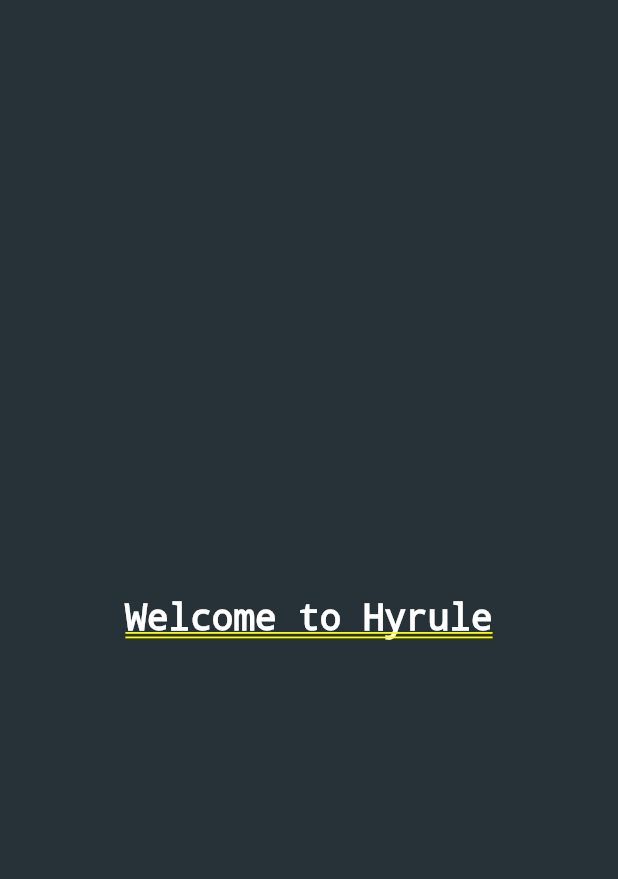
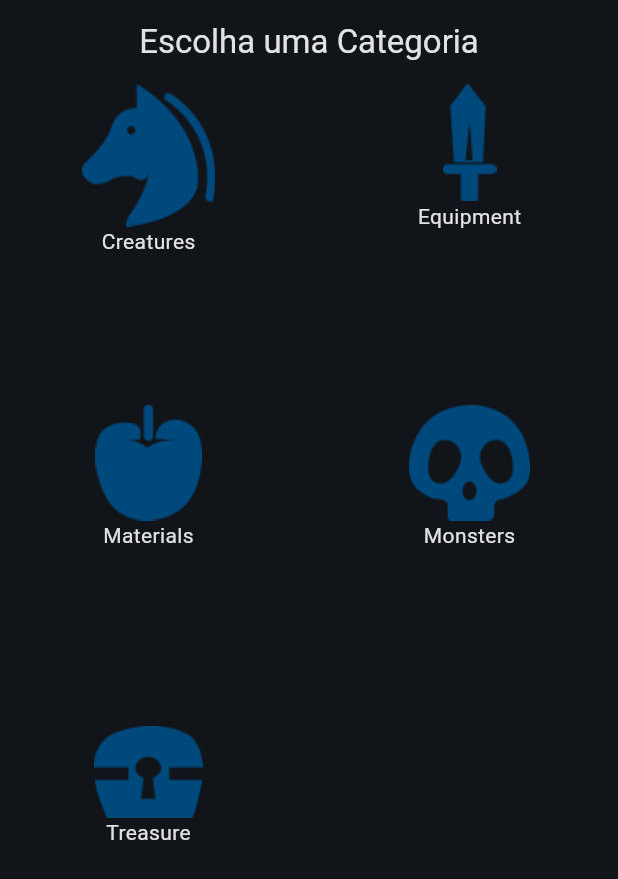
Before and after one commit to TallysWiterF/HyruleApp, a Flutter app: the screen it shows after launch, on a phone screen of 412 x 824 dp. Shown: the top 879 px of the screen. Run offline on Flutter 3.47's test engine with Material 3 defaults, Android fonts, the phone set to English and light mode, and no system bars; our stand-ins replace dio, floor, sqflite; accounts and stored records are empty; generated files the repository leaves out were written again.

Commit message:
Aplicando camada presenter
Criação das telas de categoria, entrada e resultados.
Adicionado summary para descrição da responsabilidade de cada item da arquitetura.

```diff
--- a/lib/controllers/api_controller.dart
+++ b/lib/controllers/api_controller.dart
@@ -2,6 +2,12 @@ import 'package:hyrule/data/api/data_api.dart';
 import 'package:hyrule/domain/business/api_workflow.dart';
 import 'package:hyrule/domain/models/entry.dart';
 
+/// Responsável por implementar o fluxo de obtenção de dados remotos no app.
+///
+/// A classe `ApiController` atua como intermediária entre a lógica de negócio e a camada de acesso à API,
+/// utilizando o `DataApi` para buscar entradas (`Entry`) filtradas por categoria em serviços externos.
+/// Sua utilização garante o desacoplamento da lógica de comunicação com APIs, facilitando manutenção,
+/// testes e evolução da integração com fontes de dados remotas no aplicativo.
 class ApiController implements ApiWorkflow {
   final DataApi dataApi = DataApi();
 
--- a/lib/controllers/dao_controller.dart
+++ b/lib/controllers/dao_controller.dart
@@ -3,6 +3,12 @@ import 'package:hyrule/data/dao/entry_dao.dart';
 import 'package:hyrule/domain/business/dao_workflow.dart';
 import 'package:hyrule/domain/models/entry.dart';
 
+/// Responsável por implementar o fluxo de persistência de dados locais no app.
+///
+/// A classe `DaoController` atua como ponte entre a lógica de negócio e o banco de dados local,
+/// utilizando o DAO para realizar operações de consulta, inserção e remoção de entradas (`Entry`).
+/// Sua utilização garante o desacoplamento da lógica de acesso a dados, facilitando manutenção,
+/// testes e evolução da camada de persistência no aplicativo.
 class DaoController implements DaoWorkflow {
   Future<EntryDao> createDatabase() async {
     final database =
--- a/lib/data/api/data_api.dart
+++ b/lib/data/api/data_api.dart
@@ -2,6 +2,11 @@ import 'package:dio/dio.dart';
 import 'package:hyrule/domain/models/entry.dart';
 import 'package:hyrule/utils/consts/api.dart';
 
+/// Responsável por realizar a comunicação com a API externa para obtenção de dados de entradas (`Entry`).
+///
+/// A classe `DataApi` centraliza as requisições HTTP, permitindo buscar e converter dados remotos
+/// em objetos do domínio do app. Sua utilização facilita a integração com serviços externos,
+/// abstraindo detalhes de rede e promovendo desacoplamento entre a lógica de negócio e a camada de acesso à API.
 class DataApi {
   final Dio dio = Dio();
 
--- a/lib/data/dao/database.dart
+++ b/lib/data/dao/database.dart
@@ -6,6 +6,12 @@ import 'package:sqflite/sqflite.dart' as sqflite;
 
 part 'database.g.dart';
 
+/// Responsável por gerenciar a configuração e o acesso ao banco de dados local do app.
+///
+/// A classe `AppDatabase` define a estrutura do banco de dados SQLite utilizando o Floor,
+/// especificando as entidades e os DAOs disponíveis. Sua utilização centraliza a criação,
+/// abertura e versionamento do banco, permitindo que o app realize operações de persistência
+/// de dados de forma eficiente, segura e desacoplada da lógica de negócio.
 @Database(version: 1, entities: [Entry])
 abstract class AppDatabase extends FloorDatabase {
   EntryDao get entryDao;
--- a/lib/data/dao/entry_dao.dart
+++ b/lib/data/dao/entry_dao.dart
@@ -1,6 +1,12 @@
 import 'package:floor/floor.dart';
 import 'package:hyrule/domain/models/entry.dart';
 
+/// Responsável por definir as operações de acesso ao banco de dados local para a entidade `Entry`.
+///
+/// A classe `EntryDao` utiliza o padrão DAO (Data Access Object) para abstrair e centralizar as
+/// operações de consulta, inserção e remoção de registros de entradas no banco de dados SQLite.
+/// Sua utilização permite que o app manipule dados persistidos de forma eficiente e desacoplada
+/// da lógica de negócio, facilitando manutenção, testes e evolução da camada de persistência.
 @dao
 abstract class EntryDao {
   @Query('SELECT * FROM ENTRY')
--- a/lib/domain/business/api_workflow.dart
+++ b/lib/domain/business/api_workflow.dart
@@ -1,5 +1,10 @@
 import 'package:hyrule/domain/models/entry.dart';
 
+/// Define o contrato para operações de obtenção de dados de entradas (`Entry`) a partir de uma API externa.
+///
+/// A interface `ApiWorkflow` abstrai a lógica de comunicação com serviços externos, permitindo buscar
+/// entradas filtradas por categoria. Sua utilização facilita a integração do app com fontes de dados remotas,
+/// promovendo flexibilidade e desacoplamento entre a lógica de negócio e a camada de acesso à API.
 abstract class ApiWorkflow {
   Future<List<Entry>> getEntriesByCategory({required String category});
 }
--- a/lib/domain/business/dao_workflow.dart
+++ b/lib/domain/business/dao_workflow.dart
@@ -1,5 +1,11 @@
 import 'package:hyrule/domain/models/entry.dart';
 
+/// Define o contrato para operações de acesso e manipulação de dados de entradas (`Entry`) no app.
+///
+/// A interface `DaoWorkflow` abstrai as operações essenciais de persistência, como buscar, salvar
+/// e remover registros de entradas. Sua utilização permite que diferentes implementações de acesso
+/// a dados sejam integradas ao aplicativo sem alterar a lógica de negócio, promovendo flexibilidade,
+/// testabilidade e desacoplamento entre as camadas do sistema.
 abstract class DaoWorkflow {
   Future<List<Entry>> getAllEntries();
 
--- a/lib/main.dart
+++ b/lib/main.dart
@@ -1,4 +1,5 @@
 import 'package:flutter/material.dart';
+import 'package:hyrule/screens/categories.dart';
 
 void main() {
   runApp(const Hyrule());
@@ -12,22 +13,11 @@ class Hyrule extends StatelessWidget {
     return MaterialApp(
       title: 'Hyrule',
       theme: ThemeData(
-        colorScheme: ColorScheme.fromSeed(seedColor: Colors.deepPurple),
+        colorSchemeSeed: Colors.blue,
+        brightness: Brightness.dark,
         useMaterial3: true,
       ),
-      home: Container(
-        color: Colors.blueGrey[900],
-        child: const Center(
-          child: Text(
-            'Welcome to Hyrule',
-            style: TextStyle(
-              color: Colors.white,
-              fontSize: 24,
-              fontWeight: FontWeight.bold,
-            ),
-          ),
-        ),
-      ),
+      home: Categories(),
     );
   }
 }
--- /dev/null
+++ b/lib/screens/categories.dart
@@ -0,0 +1,27 @@
+import 'package:flutter/material.dart';
+import 'package:hyrule/screens/components/category.dart';
+import 'package:hyrule/utils/consts/categories.dart';
+
+class Categories extends StatelessWidget {
+  const Categories({Key? key}) : super(key: key);
+
+  @override
+  Widget build(BuildContext context) {
+    return SafeArea(
+      child: Scaffold(
+        appBar: AppBar(
+          title: const Text('Escolha uma Categoria'),
+          centerTitle: true,
+        ),
+        body: GridView(
+          gridDelegate: const SliverGridDelegateWithFixedCrossAxisCount(
+            crossAxisCount: 2,
+            crossAxisSpacing: 16,
+            mainAxisSpacing: 16,
+          ),
+          children: categories.keys.map((e) => Category(category: e)).toList(),
+        ),
+      ),
+    );
+  }
+}
--- /dev/null
+++ b/lib/screens/components/category.dart
@@ -0,0 +1,31 @@
+import 'package:flutter/material.dart';
+import 'package:hyrule/screens/results.dart';
+import 'package:hyrule/utils/consts/categories.dart';
+
+class Category extends StatelessWidget {
+  const Category({Key? key, required this.category}) : super(key: key);
+
+  final String category;
+
+  @override
+  Widget build(BuildContext context) {
+    return Column(
+      children: <Widget>[
+        InkWell(
+          onTap: () => Navigator.push(
+            context,
+            MaterialPageRoute(
+              builder: (context) => Results(category: category),
+            ),
+          ),
+          child: Ink(
+            child: Center(
+              child: Image.asset("$imagePath$category.png"),
+            ),
+          ),
+        ),
+        Text(categories[category]!),
+      ],
+    );
+  }
+}
--- /dev/null
+++ b/lib/utils/consts/categories.dart
@@ -0,0 +1,9 @@
+const String imagePath = 'assets/images/';
+
+const Map<String, String> categories = {
+  'creatures': 'Creatures',
+  'equipment': 'Equipment',
+  'materials': 'Materials',
+  'monsters': 'Monsters',
+  'treasure': 'Treasure',
+};
```
Also changed, not shown: lib/domain/models/entry.dart (+7 -0 lines), lib/screens/components/entry_card.dart (added, +44 -0 lines), lib/screens/results.dart (added, +43 -0 lines).
